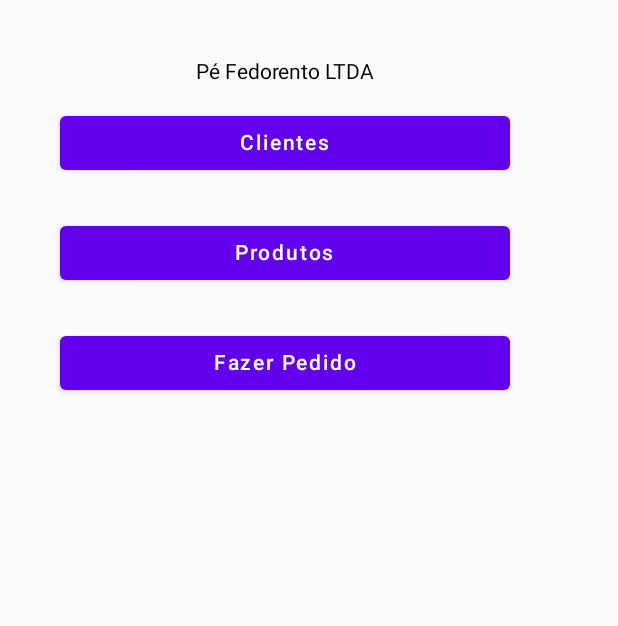
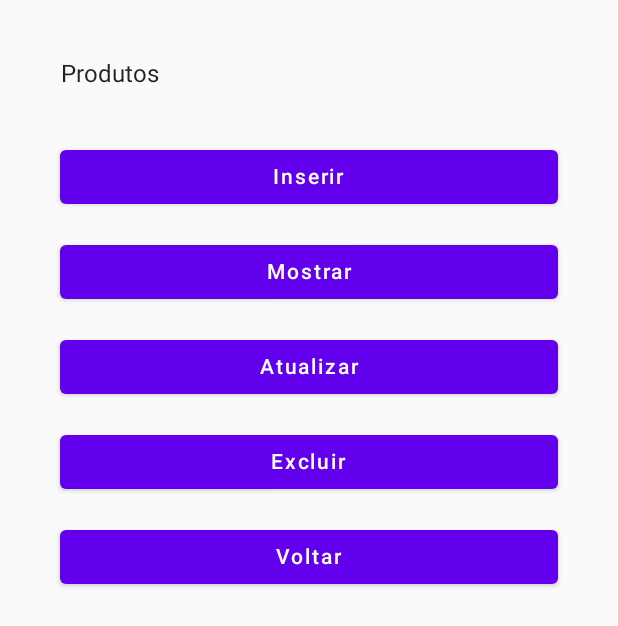
Before and after one commit to philipgomesph/Pe_fedorento, an Android app built with Jetpack Compose: the screen it shows after launch (MainActivity before the commit, TelaProduto after it), after a tap on "Produtos", on a phone screen of 412 x 824 dp. Shown: the top 626 px of the screen. Run offline under Robolectric (Android 15) with nearby library versions, the phone set to English and light mode, and no system bars.

Commit message:
inserção de produto

```diff
--- a/app/src/main/java/com/pdm/pe_fedorento/MainActivity.kt
+++ b/app/src/main/java/com/pdm/pe_fedorento/MainActivity.kt
@@ -20,6 +20,7 @@ import androidx.compose.ui.text.style.TextAlign
 import androidx.compose.ui.tooling.preview.Preview
 import androidx.compose.ui.unit.dp
 import com.pdm.pe_fedorento.Cliente.ViewCliente.TelaCliente
+import com.pdm.pe_fedorento.Produto.ViewProduto.TelaProduto
 import com.pdm.pe_fedorento.ui.theme.Pe_fedorentoTheme
 
 class MainActivity : ComponentActivity() {
@@ -53,7 +54,7 @@ fun ElementosDaTela(){
         Button(
             onClick = {
 
-               // contexto.startActivity(Intent(contexto, TelaMostrar::class.java))
+               contexto.startActivity(Intent(contexto, TelaProduto::class.java))
             },
             modifier = Modifier.width(300.dp)
         ) {
--- /dev/null
+++ b/app/src/main/java/com/pdm/pe_fedorento/Produto/ModelProduto.kt
@@ -0,0 +1,3 @@
+package com.pdm.pe_fedorento.ModelProduto
+
+data class ModelProduto(val id_produto: String, val descricao: String, val valor : Double, val foto : String )
--- /dev/null
+++ b/app/src/main/java/com/pdm/pe_fedorento/Produto/ViewProduto/TelaProduto.kt
@@ -0,0 +1,74 @@
+package com.pdm.pe_fedorento.Produto.ViewProduto
+
+import android.app.Activity
+import android.content.Intent
+import android.os.Bundle
+import androidx.activity.ComponentActivity
+import androidx.activity.compose.setContent
+import androidx.compose.foundation.layout.*
+import androidx.compose.material.Button
+import androidx.compose.material.MaterialTheme
+import androidx.compose.material.Surface
+import androidx.compose.material.Text
+import androidx.compose.runtime.Composable
+import androidx.compose.ui.Modifier
+import androidx.compose.ui.platform.LocalContext
+import androidx.compose.ui.text.style.TextAlign
+import androidx.compose.ui.tooling.preview.Preview
+import androidx.compose.ui.unit.dp
+import com.pdm.pe_fedorento.Produto.ViewProduto.ui.theme.Pe_fedorentoTheme
+
+class TelaProduto : ComponentActivity() {
+    override fun onCreate(savedInstanceState: Bundle?) {
+        super.onCreate(savedInstanceState)
+        setContent {
+            Pe_fedorentoTheme {
+                // A surface container using the 'background' color from the theme
+                menuProduto()
+            }
+        }
+    }
+}
+
+@Composable
+fun menuProduto(){
+
+
+    val contexto = LocalContext.current
+
+    val activity = (contexto as? Activity)
+
+    Column(Modifier.padding(40.dp)) {
+
+        Text(text = "Produtos", textAlign = TextAlign.Center)
+        Spacer(modifier = Modifier.height(35.dp))
+
+        Button(onClick = {
+            contexto.startActivity(Intent(contexto, TelaInserirProduto::class.java))
+
+        }, modifier = Modifier.fillMaxWidth()) {
+            Text(text = "Inserir")
+        }
+
+        Spacer(modifier = Modifier.height(15.dp),)
+        Button(onClick = { /*TODO*/ }, modifier = Modifier.fillMaxWidth()) {
+            Text(text = "Mostrar")
+        }
+
+        Spacer(modifier = Modifier.height(15.dp))
+        Button(onClick = { /*TODO*/ }, modifier = Modifier.fillMaxWidth()) {
+            Text(text = "Atualizar")
+        }
+
+        Spacer(modifier = Modifier.height(15.dp))
+        Button(onClick = { /*TODO*/ }, modifier = Modifier.fillMaxWidth()) {
+            Text(text = "Excluir")
+        }
+
+        Spacer(modifier = Modifier.height(15.dp))
+        Button(onClick = { activity?.finish() }, modifier = Modifier.fillMaxWidth()) {
+            Text(text = "Voltar")
+        }
+    }
+
+}
--- /dev/null
+++ b/app/src/main/java/com/pdm/pe_fedorento/Produto/ViewProduto/ui/theme/Color.kt
@@ -0,0 +1,8 @@
+package com.pdm.pe_fedorento.Produto.ViewProduto.ui.theme
+
+import androidx.compose.ui.graphics.Color
+
+val Purple200 = Color(0xFFBB86FC)
+val Purple500 = Color(0xFF6200EE)
+val Purple700 = Color(0xFF3700B3)
+val Teal200 = Color(0xFF03DAC5)
--- /dev/null
+++ b/app/src/main/java/com/pdm/pe_fedorento/Produto/ViewProduto/ui/theme/Shape.kt
@@ -0,0 +1,11 @@
+package com.pdm.pe_fedorento.Produto.ViewProduto.ui.theme
+
+import androidx.compose.foundation.shape.RoundedCornerShape
+import androidx.compose.material.Shapes
+import androidx.compose.ui.unit.dp
+
+val Shapes = Shapes(
+    small = RoundedCornerShape(4.dp),
+    medium = RoundedCornerShape(4.dp),
+    large = RoundedCornerShape(0.dp)
+)
--- /dev/null
+++ b/app/src/main/java/com/pdm/pe_fedorento/Produto/ViewProduto/ui/theme/Theme.kt
@@ -0,0 +1,44 @@
+package com.pdm.pe_fedorento.Produto.ViewProduto.ui.theme
+
+import androidx.compose.foundation.isSystemInDarkTheme
+import androidx.compose.material.MaterialTheme
+import androidx.compose.material.darkColors
+import androidx.compose.material.lightColors
+import androidx.compose.runtime.Composable
+
+private val DarkColorPalette = darkColors(
+    primary = Purple200,
+    primaryVariant = Purple700,
+    secondary = Teal200
+)
+
+private val LightColorPalette = lightColors(
+    primary = Purple500,
+    primaryVariant = Purple700,
+    secondary = Teal200
+
+    /* Other default colors to override
+    background = Color.White,
+    surface = Color.White,
+    onPrimary = Color.White,
+    onSecondary = Color.Black,
+    onBackground = Color.Black,
+    onSurface = Color.Black,
+    */
+)
+
+@Composable
+fun Pe_fedorentoTheme(darkTheme: Boolean = isSystemInDarkTheme(), content: @Composable () -> Unit) {
+    val colors = if (darkTheme) {
+        DarkColorPalette
+    } else {
+        LightColorPalette
+    }
+
+    MaterialTheme(
+        colors = colors,
+        typography = Typography,
+        shapes = Shapes,
+        content = content
+    )
+}
--- /dev/null
+++ b/app/src/main/java/com/pdm/pe_fedorento/Produto/ViewProduto/ui/theme/Type.kt
@@ -0,0 +1,28 @@
+package com.pdm.pe_fedorento.Produto.ViewProduto.ui.theme
+
+import androidx.compose.material.Typography
+import androidx.compose.ui.text.TextStyle
+import androidx.compose.ui.text.font.FontFamily
+import androidx.compose.ui.text.font.FontWeight
+import androidx.compose.ui.unit.sp
+
+// Set of Material typography styles to start with
+val Typography = Typography(
+    body1 = TextStyle(
+        fontFamily = FontFamily.Default,
+        fontWeight = FontWeight.Normal,
+        fontSize = 16.sp
+    )
+    /* Other default text styles to override
+    button = TextStyle(
+        fontFamily = FontFamily.Default,
+        fontWeight = FontWeight.W500,
+        fontSize = 14.sp
+    ),
+    caption = TextStyle(
+        fontFamily = FontFamily.Default,
+        fontWeight = FontWeight.Normal,
+        fontSize = 12.sp
+    )
+    */
+)
--- a/app/src/main/res/values/strings.xml
+++ b/app/src/main/res/values/strings.xml
@@ -1,3 +1,5 @@
 <resources>
     <string name="app_name">pe_fedorento</string>
+    <string name="title_activity_tela_produto">TelaProduto</string>
+    <string name="title_activity_tela_inserir_produto">TelaInserirProduto</string>
 </resources>
```
Also changed, not shown: app/src/main/AndroidManifest.xml (+10 -4 lines), app/src/main/java/com/pdm/pe_fedorento/Produto/ViewProduto/TelaInserirProduto.kt (added, +139 -0 lines).
